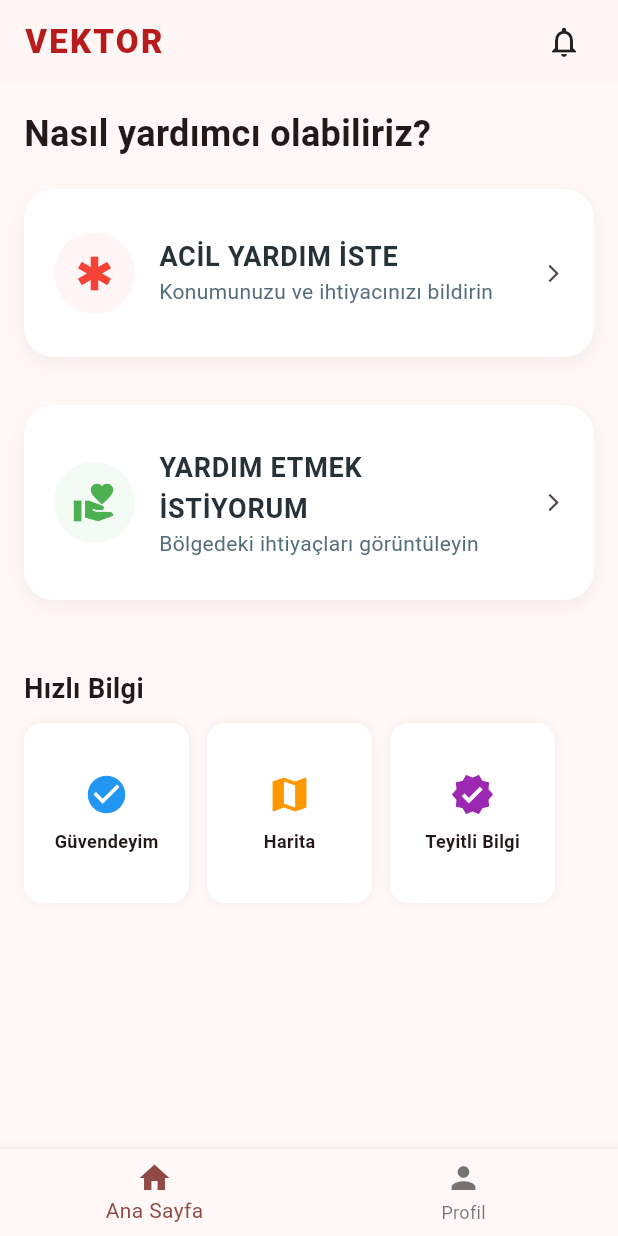
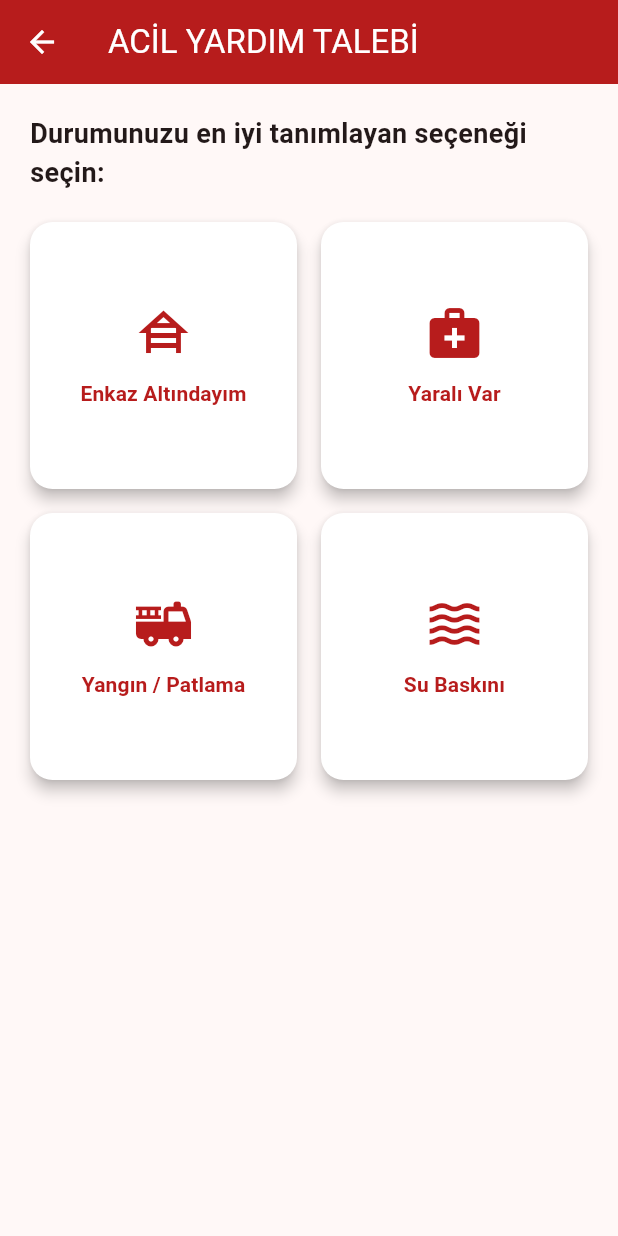
Before and after one commit to omerulas61/Vektor, a Flutter app: the screen it shows after launch, after a tap on "ACİL YARDIM İSTE", on a phone screen of 412 x 824 dp. Run offline on Flutter 3.47's test engine with Material 3 defaults, Android fonts, the phone set to English and light mode, and no system bars.

Commit message:
acil yardım isteme butonu için bir ekran tasarlandı ve butondan geçiş verildi

```diff
--- a/lib/main.dart
+++ b/lib/main.dart
@@ -1,4 +1,5 @@
 import 'package:flutter/material.dart';
+import 'screens/acil_yardim_sayfasi.dart';
 
 void main() {
   runApp(const VektorApp());
@@ -72,7 +73,10 @@ class AnaSayfa extends StatelessWidget {
               color: Colors.red.shade100,
               iconColor: Colors.red,
               onTap: () {
-                // Buraya yardım isteme sayfasına gidiş kodu gelecek
+                Navigator.push(
+                  context,
+                  MaterialPageRoute(builder: (context) => const AcilYardimSayfasi()),
+                );
               },
             ),
 
--- /dev/null
+++ b/lib/screens/acil_yardim_sayfasi.dart
@@ -0,0 +1,62 @@
+import 'package:flutter/material.dart';
+
+class AcilYardimSayfasi extends StatelessWidget {
+  const AcilYardimSayfasi({super.key});
+
+  @override
+  Widget build(BuildContext context) {
+    return Scaffold(
+      appBar: AppBar(
+        title: const Text("ACİL YARDIM TALEBİ"),
+        backgroundColor: const Color(0xFFB71C1C),
+        foregroundColor: Colors.white,
+      ),
+      body: Padding(
+        padding: const EdgeInsets.all(20.0),
+        child: Column(
+          children: [
+            const Text(
+              "Durumunuzu en iyi tanımlayan seçeneği seçin:",
+              style: TextStyle(fontSize: 18, fontWeight: FontWeight.bold),
+            ),
+            const SizedBox(height: 20),
+            // Buraya ileride acil durum butonları (Enkaz altındayım vb.) gelecek
+            Expanded(
+              child: GridView.count(
+                crossAxisCount: 2,
+                crossAxisSpacing: 16,
+                mainAxisSpacing: 16,
+                children: [
+                  _buildEmergencyButton(Icons.house_siding, "Enkaz Altındayım"),
+                  _buildEmergencyButton(Icons.medical_services, "Yaralı Var"),
+                  _buildEmergencyButton(Icons.fire_truck, "Yangın / Patlama"),
+                  _buildEmergencyButton(Icons.waves, "Su Baskını"),
+                ],
+              ),
+            ),
+          ],
+        ),
+      ),
+    );
+  }
+
+  Widget _buildEmergencyButton(IconData icon, String label) {
+    return ElevatedButton(
+      style: ElevatedButton.styleFrom(
+        backgroundColor: Colors.white,
+        foregroundColor: Colors.red.shade900,
+        shape: RoundedRectangleBorder(borderRadius: BorderRadius.circular(15)),
+        elevation: 4,
+      ),
+      onPressed: () {},
+      child: Column(
+        mainAxisAlignment: MainAxisAlignment.center,
+        children: [
+          Icon(icon, size: 40),
+          const SizedBox(height: 10),
+          Text(label, textAlign: TextAlign.center, style: const TextStyle(fontWeight: FontWeight.bold)),
+        ],
+      ),
+    );
+  }
+}
```
Also changed, not shown: 1 other file.
